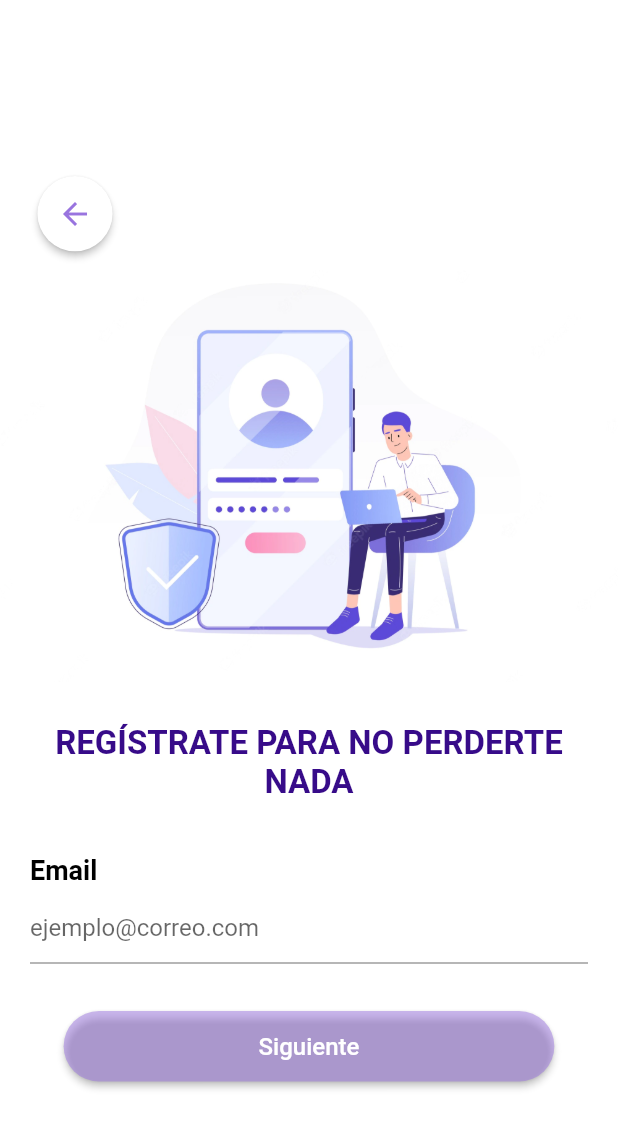
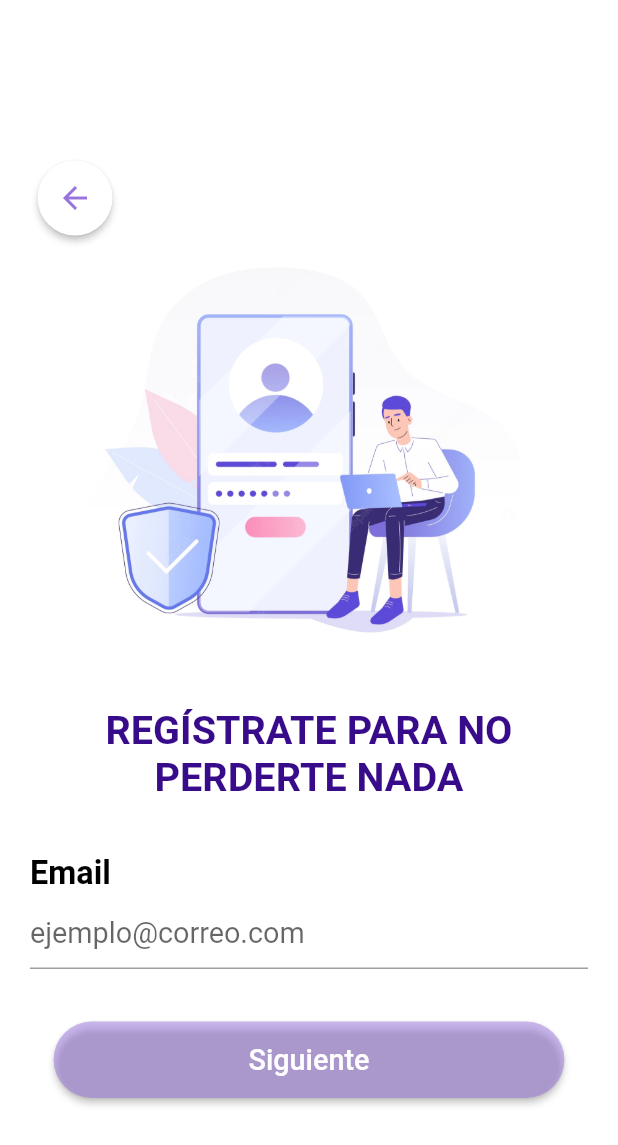
Before and after one commit to devbankop/BankOpinionFrontMobile, a Flutter app: the screen it shows after launch, after a tap on "Regístrate", on a phone screen of 412 x 824 dp. Shown: the top 1145 px of the screen. Run offline on Flutter 3.47's test engine with Material 2 defaults, Android fonts, the phone set to English and light mode, and no system bars; our stand-ins replace cached_network_image, easy_debounce, email_validator, flutter_rating_bar, geolocator, google_maps_flutter and 4 more; missing offline and left inert: flutter_google_places_hoc081098, flutter_google_places_web, google_api_headers, google_maps_webservice; network calls fail.

Commit message:
IOS 2.0.4 Fix Text Size

```diff
--- a/app/bankopinion/lib/main.dart
+++ b/app/bankopinion/lib/main.dart
@@ -1,4 +1,3 @@
-
 import 'package:bankopinion/src/pages/homeView.dart';
 import 'package:bankopinion/src/pages/startView.dart';
 import 'package:flutter/material.dart';
@@ -8,9 +7,8 @@ import 'package:shared_preferences/shared_preferences.dart';
 
 void main() {
   runApp(MyAppView());
+}
 
-
-}
 class MyAppView extends StatefulWidget {
   const MyAppView({super.key});
 
@@ -40,6 +38,15 @@ class _MyAppViewState extends State<MyAppView> {
   @override
   Widget build(BuildContext context) {
     return MaterialApp(
+      builder: (context, child) {
+        // Obtain the current media query information.
+        final mediaQueryData = MediaQuery.of(context);
+
+        return MediaQuery(
+          data: mediaQueryData.copyWith(textScaleFactor: 1.2),
+          child: child!,
+        );
+      },
       debugShowCheckedModeBanner: false,
       title: 'BankOpinion',
       theme: ThemeData(
@@ -60,9 +67,7 @@ class _MyAppViewState extends State<MyAppView> {
 }
 
 class MyHomePage extends StatefulWidget {
-
   const MyHomePage({super.key, required this.title});
-
 
   // This widget is the home page of your application. It is stateful, meaning
   // that it has a State object (defined below) that contains fields that affect
--- a/app/bankopinion/lib/src/pages/startView.dart
+++ b/app/bankopinion/lib/src/pages/startView.dart
@@ -11,7 +11,6 @@ import 'package:permission_handler/permission_handler.dart';
 import 'package:flutter/material.dart';
 import 'package:shared_preferences/shared_preferences.dart';
 
-
 class StartView extends StatefulWidget {
   const StartView({super.key});
 
@@ -23,7 +22,6 @@ class _StartViewState extends State<StartView> {
   String? jwt;
   String? userRole;
 
-
   @override
   void initState() {
     // _getCurrentLocation();
@@ -32,59 +30,27 @@ class _StartViewState extends State<StartView> {
     _getRole();
     SharedPreferences.getInstance().then((value) {
       prefs = value;
-  }
-  );
+    });
     // var refresh = AuthService();
     // refresh.refreshToken();
-
   }
-
-
-// Future<void> _getCurrentLocation() async {
-// // Solicita el permiso de ubicación
-// var status = await Permission.location.request();
-
-// if( await Permission.locationWhenInUse.serviceStatus.isEnabled )
-// {
-// status = PermissionStatus.granted;
-// prefs.setBool('isLocationEnabled', true);
-// } else if( await Permission.locationWhenInUse.isPermanentlyDenied )
-// {
-// status = PermissionStatus.permanentlyDenied;
-// prefs.setBool('isLocationEnabled', false);
-// }
-
-// if (status != PermissionStatus.granted) {
-// print('Permiso de ubicación denegado');
-// prefs.setBool('isLocationEnabled', false);
-// return;
-// }
-
-// // Obtiene la posición actual del usuario
-// var position = await Geolocator.getCurrentPosition();
-// print('Latitud: ${position.latitude}, Longitud: ${position.longitude}');
-// }
-
-
-
 
   Future<void> _getRole() async {
     final SharedPreferences prefs = await SharedPreferences.getInstance();
     setState(() {
-      if(jwt == null)
-      prefs.setString('userRole', 'user');
+      if (jwt == null) prefs.setString('userRole', 'user');
       userRole = 'user';
 
       jwt = prefs.getString('jwt');
     });
   }
+
   Future<void> _getJWT() async {
     final prefs = await SharedPreferences.getInstance();
     setState(() {
       jwt = prefs.getString('jwt');
     });
   }
-
 
   var banks = [];
   var prefs;
@@ -104,18 +70,25 @@ class _StartViewState extends State<StartView> {
       key: _scaffoldKey,
       resizeToAvoidBottomInset: true,
       backgroundColor: Color.fromARGB(255, 255, 255, 255),
-      body: Center(
-        child: Column(children: [
-
-        Padding(padding: EdgeInsets.only(top: 50),
-        child: Text("BankOpinion",
+      body: SingleChildScrollView(
+        child: Center(
+          child: Padding(
+            padding: EdgeInsets.only(bottom: 50),
+            child: Column(
+              children: [
+                const Padding(
+                  padding: EdgeInsets.only(top: 50),
+                  child: Text(
+                    "BankOpinion",
                     style: TextStyle(
                         fontSize: 45,
                         fontWeight: FontWeight.w900,
-          color: Color.fromARGB(255, 122, 93, 178)
-        ))),
+                        color: Color.fromARGB(255, 122, 93, 178)),
+                  ),
+                ),
                 Padding(
-            padding: EdgeInsets.only(top: 20, left: 20, right: 20, bottom: 40),
+                  padding:
+                      EdgeInsets.only(top: 20, left: 20, right: 20, bottom: 40),
                   child: Container(
                     child: Image.asset(
                       'assets/images/imageStartView.png',
@@ -123,14 +96,16 @@ class _StartViewState extends State<StartView> {
                       height: 300.0,
                       //fit: BoxFit.cover,
                     ),
-            )),
+                  ),
+                ),
                 Column(
                   mainAxisAlignment: MainAxisAlignment.center,
                   crossAxisAlignment: CrossAxisAlignment.center,
 
                   // ignore: prefer_const_literals_to_create_immutables
                   children: [
-            Padding(padding: EdgeInsets.only(top: 5),
+                    Padding(
+                        padding: EdgeInsets.only(top: 5),
                         child: Text("¿PROBLEMAS CON TU BANCO?",
                             softWrap: true,
                             textAlign: TextAlign.center,
@@ -156,26 +131,24 @@ class _StartViewState extends State<StartView> {
                       child: Container(
                         child: ElevatedButton(
                           onPressed: (() {
-
                             Navigator.push(
                                 context,
                                 MaterialPageRoute(
                                     builder: (context) => PageHomePage()));
-
                           }),
                           style: ElevatedButton.styleFrom(
                             shape: const StadiumBorder(),
                             padding: const EdgeInsets.symmetric(
                                 horizontal: 100, vertical: 14),
-                    backgroundColor: const Color.fromARGB(255, 153, 116, 223),
+                            backgroundColor:
+                                const Color.fromARGB(255, 153, 116, 223),
                           ),
-                  child: Text(
-                          "Acceder",
-                      style: TextStyle(fontSize: 16)),
-                )))
+                          child: Text("Acceder", style: TextStyle(fontSize: 16)),
+                        ),
+                      ),
+                    )
                   ],
                 ),
-
                 Row(
                   mainAxisAlignment: MainAxisAlignment.center,
                   // ignore: prefer_const_literals_to_create_immutables
@@ -187,26 +160,32 @@ class _StartViewState extends State<StartView> {
                           // ignore: prefer_const_constructors
                           InkWell(
                         onTap: () {
-
                           if (jwt == null) {
                             Navigator.push(
                               context,
                               MaterialPageRoute(
-                              builder: (context) =>
-                                  LoginView()));
+                                builder: (context) => LoginView(),
+                              ),
+                            );
                           }
                         },
                         // ignore: prefer_const_constructors
-                        child: Text("Inicia sesión",
+                        child: Text(
+                          "Inicia sesión",
                           style: const TextStyle(
                               color: Color.fromARGB(255, 153, 116, 223),
-                                decoration: TextDecoration.underline)))),
+                              decoration: TextDecoration.underline),
+                        ),
+                      ),
+                    ),
                     Padding(
                       padding: const EdgeInsets.only(top: kIsWeb ? 20 : 60),
-                child:
-            Text("    ó    ",
+                      child: Text(
+                        "    ó    ",
                         style: const TextStyle(
-            color: Color.fromARGB(255, 153, 116, 223)))),
+                            color: Color.fromARGB(255, 153, 116, 223)),
+                      ),
+                    ),
 
                     Padding(
                       padding: const EdgeInsets.only(top: kIsWeb ? 20 : 60),
@@ -214,24 +193,31 @@ class _StartViewState extends State<StartView> {
                           // ignore: prefer_const_constructors
                           InkWell(
                         onTap: () {
-
                           if (jwt == null) {
                             Navigator.push(
                               context,
                               MaterialPageRoute(
-                              builder: (context) =>
-                                  SignUpView1()));
+                                builder: (context) => SignUpView1(),
+                              ),
+                            );
                           }
                         },
                         // ignore: prefer_const_constructors
-                        child: Text("Regístrate",
+                        child: Text(
+                          "Regístrate",
                           style: const TextStyle(
                               color: Color.fromARGB(255, 153, 116, 223),
-                                decoration: TextDecoration.underline))))
+                              decoration: TextDecoration.underline),
+                        ),
+                      ),
+                    )
                   ],
                 )
-      ])
-      )
+              ],
+            ),
+          ),
+        ),
+      ),
     );
   }
 }
--- a/app/bankopinion/pubspec.yaml
+++ b/app/bankopinion/pubspec.yaml
@@ -17,7 +17,7 @@ publish_to: 'none' # Remove this line if you wish to publish to pub.dev
 # https://developer.apple.com/library/archive/documentation/General/Reference/InfoPlistKeyReference/Articles/CoreFoundationKeys.html
 # In Windows, build-name is used as the major, minor, and patch parts
 # of the product and file versions while build-number is used as the build suffix.
-version: 2.0.2+1
+version: 2.0.4+1
 
 environment:
   sdk: '>=2.18.2 <3.0.0'
```
Also changed, not shown: app/bankopinion/lib/src/about/privacyPolicy.dart (+1 -1 lines), app/bankopinion/lib/src/pages/homeView.dart (+13 -7 lines), app/bankopinion/lib/src/pages/news.dart (+116 -136 lines), app/bankopinion/lib/src/pages/prefs.dart (+17 -0 lines), 82 other files. Lines whose indentation alone changed are shown as unchanged.
